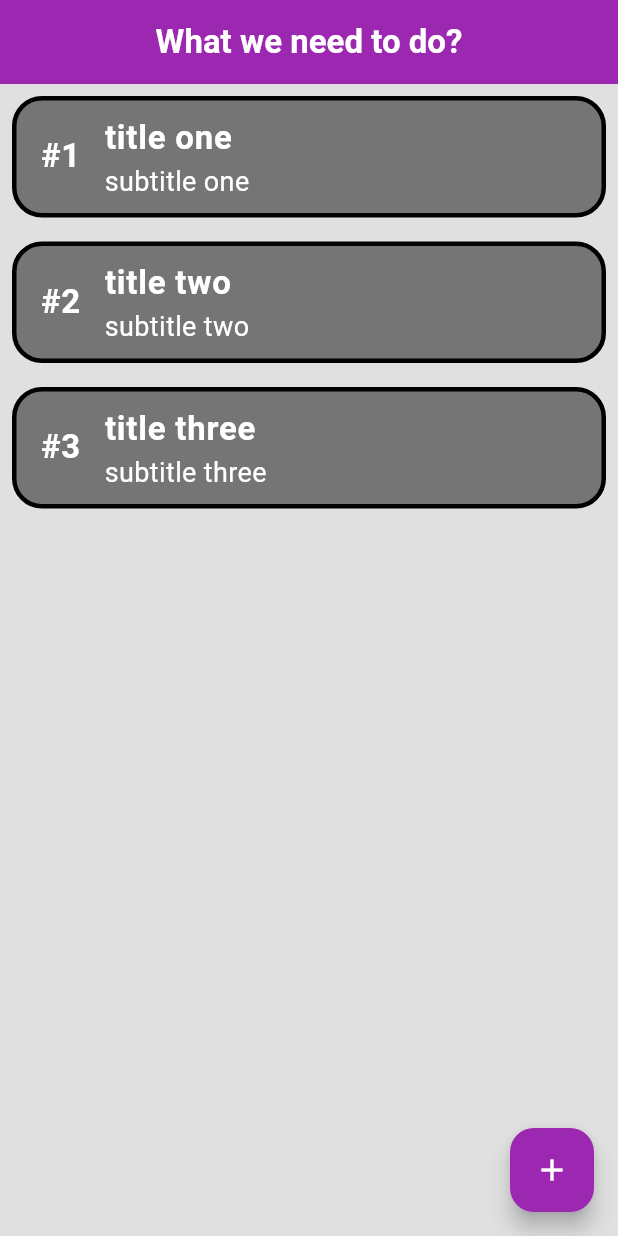
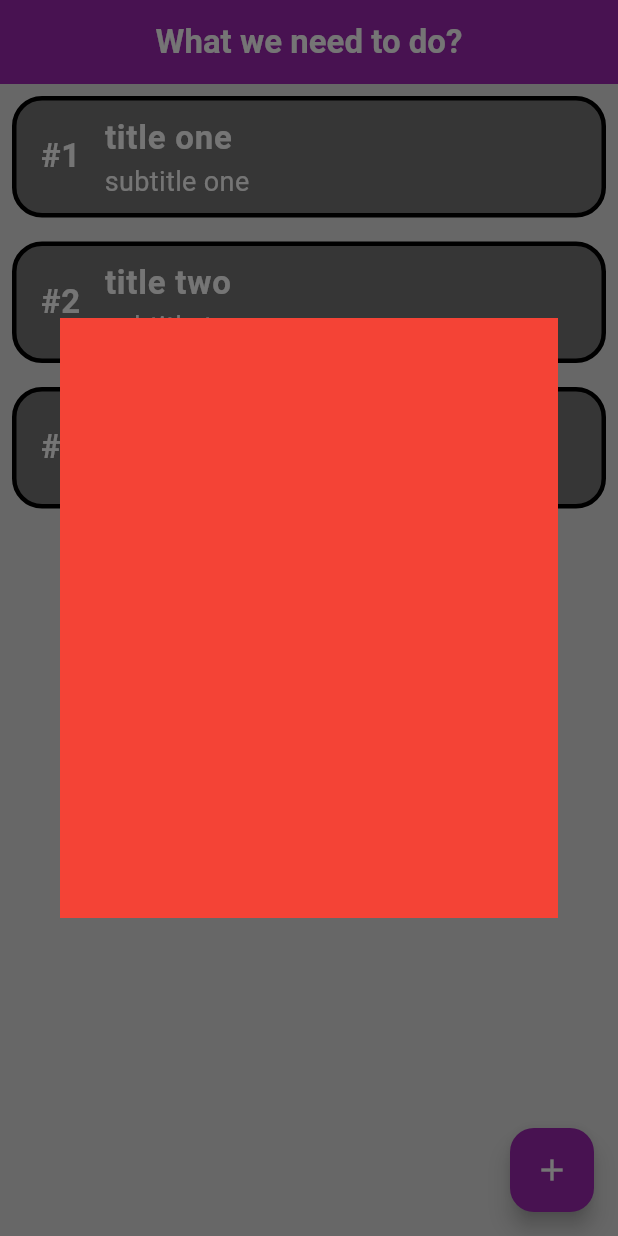
Before and after one commit to LukaszWalencik/simple_todo_app, a Flutter app: the screen it shows after launch, after a tap on the "add" icon, on a phone screen of 412 x 824 dp. Run offline on Flutter 3.47's test engine with Material 3 defaults, Android fonts, the phone set to English and light mode, and no system bars.

```diff
--- a/lib/screens/home_screen.dart
+++ b/lib/screens/home_screen.dart
@@ -45,7 +45,17 @@ class HomeScreen extends StatelessWidget {
       ),
       floatingActionButton: FloatingActionButton(
         backgroundColor: Colors.purple,
-        onPressed: () {},
+        onPressed: () {
+          showDialog(
+              context: context,
+              builder: (context) => Dialog(
+                    child: Container(
+                      width: 400,
+                      height: 400,
+                      color: Colors.red,
+                    ),
+                  ));
+        },
         child: const Icon(
           Icons.add,
           color: Colors.white,
```
